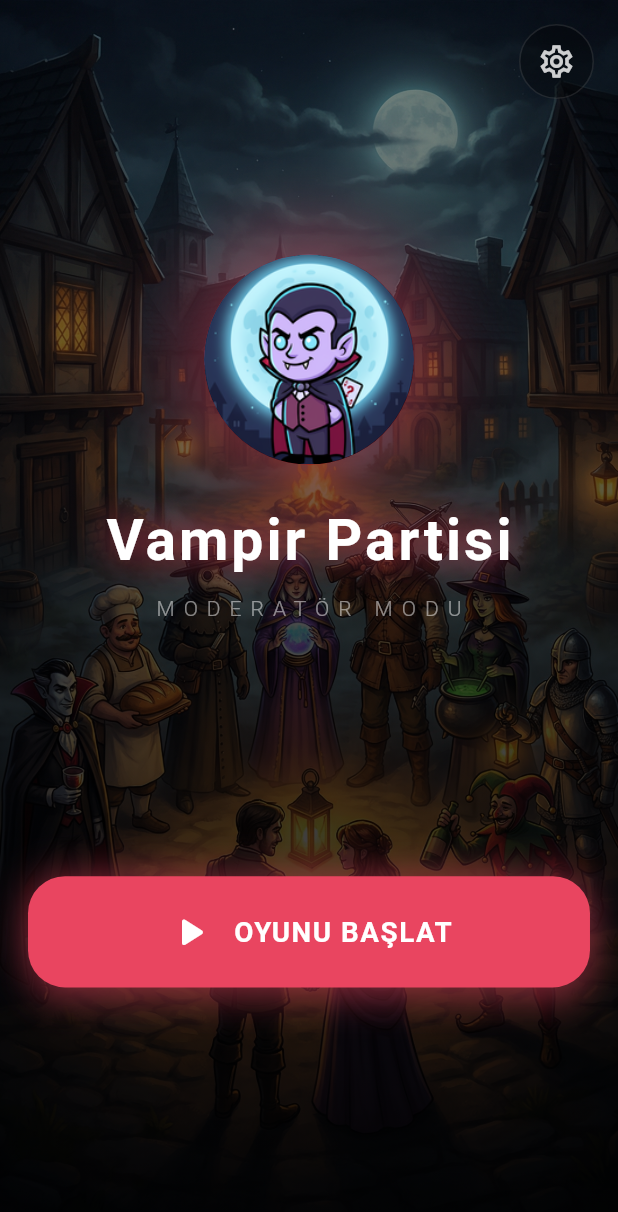
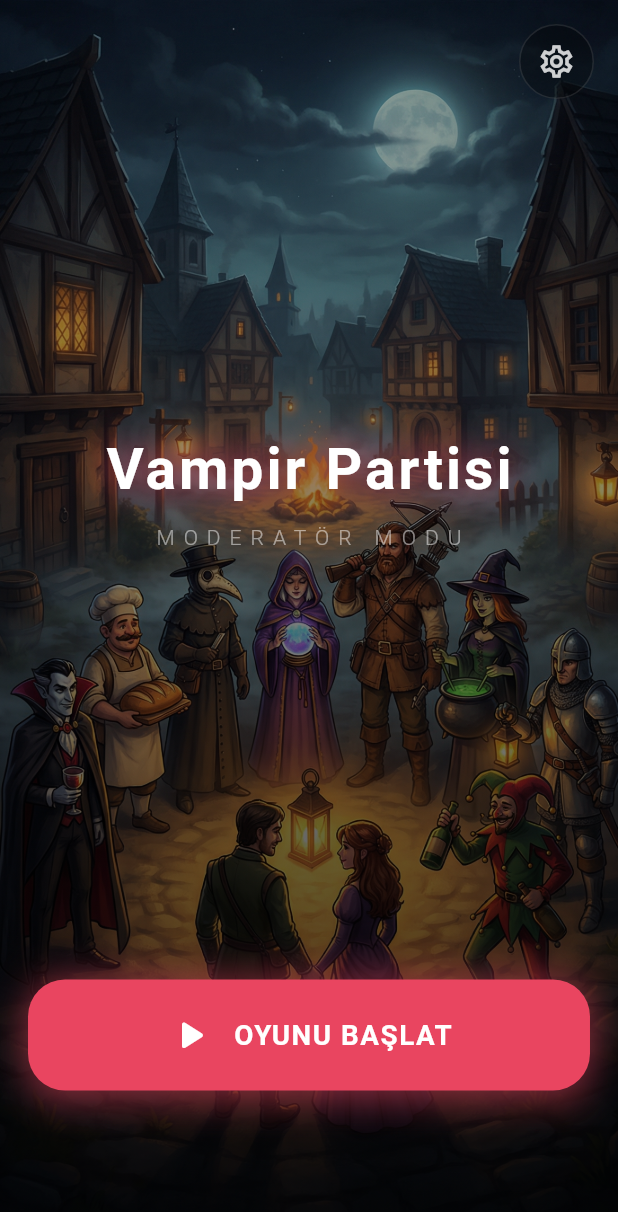
Before and after one commit to yalpyy/VampireandvillageApp, a Flutter app: the screen it shows after launch, after a tap on "KVKK Aydinlatma Metnini okudum ve anladi", after a tap on "Kullanim Kosullarini kabul ediyorum", after a tap on "KABUL ET VE DEVAM ET", on a phone screen of 412 x 824 dp. Shown: the top 1212 px of the screen. Run offline on Flutter 3.47's test engine with Material 3 defaults, Android fonts, the phone set to English and light mode, and no system bars; our stand-ins replace audioplayers, google_mobile_ads, in_app_purchase, shared_preferences; missing offline and left inert: app_tracking_transparency; network calls fail.

Commit message:
Redesign home screen to match screenshot and fix dart:io compile error
- Remove circular logo from home screen, keep background + title + button only
- Fix dart:io import that causes web compilation failure
- Extract ATT logic into platform-safe att_helper with conditional imports
- Simplify home screen layout: background image, title, subtitle, start button
- Reduce overlay opacity for better background visibility

https://claude.ai/code/session_019ubw1EShz7AqyusW9tZzUG

```diff
--- a/lib/main.dart
+++ b/lib/main.dart
@@ -1,25 +1,18 @@
-import 'dart:io';
 import 'package:flutter/foundation.dart' show kIsWeb;
 import 'package:flutter/material.dart';
 import 'package:provider/provider.dart';
 import 'package:shared_preferences/shared_preferences.dart';
-import 'package:app_tracking_transparency/app_tracking_transparency.dart';
 import 'providers/game_provider.dart';
 import 'services/services.dart';
 import 'screens/screens.dart';
 import 'utils/app_theme.dart';
+import 'utils/att_helper.dart';
 
 void main() async {
   WidgetsFlutterBinding.ensureInitialized();
 
   // iOS 14+ ATT izni iste (reklamlardan ONCE)
-  if (!kIsWeb && Platform.isIOS) {
-    final status = await AppTrackingTransparency.trackingAuthorizationStatus;
-    if (status == TrackingStatus.notDetermined) {
-      await Future.delayed(const Duration(seconds: 1));
-      await AppTrackingTransparency.requestTrackingAuthorization();
-    }
-  }
+  await AttHelper.requestTrackingIfNeeded();
 
   // Initialize services
   try {
--- a/lib/screens/home_screen.dart
+++ b/lib/screens/home_screen.dart
@@ -16,7 +16,6 @@ class _HomeScreenState extends State<HomeScreen>
     with SingleTickerProviderStateMixin {
   late AnimationController _pulseController;
   late Animation<double> _pulseAnimation;
-  late Animation<double> _glowAnimation;
 
   @override
   void initState() {
@@ -27,10 +26,6 @@ class _HomeScreenState extends State<HomeScreen>
     )..repeat(reverse: true);
 
     _pulseAnimation = Tween<double>(begin: 1.0, end: 1.05).animate(
-      CurvedAnimation(parent: _pulseController, curve: Curves.easeInOut),
-    );
-
-    _glowAnimation = Tween<double>(begin: 0.3, end: 0.6).animate(
       CurvedAnimation(parent: _pulseController, curve: Curves.easeInOut),
     );
   }
@@ -59,9 +54,9 @@ class _HomeScreenState extends State<HomeScreen>
                 begin: Alignment.topCenter,
                 end: Alignment.bottomCenter,
                 colors: [
-                  Colors.black.withOpacity(0.4),
-                  Colors.black.withOpacity(0.7),
-                  Colors.black.withOpacity(0.85),
+                  Colors.black.withOpacity(0.3),
+                  Colors.black.withOpacity(0.5),
+                  Colors.black.withOpacity(0.75),
                 ],
                 stops: const [0.0, 0.5, 1.0],
               ),
@@ -79,10 +74,7 @@ class _HomeScreenState extends State<HomeScreen>
               padding: const EdgeInsets.symmetric(horizontal: AppTheme.spacingXl),
               child: Column(
                 children: [
-                  const Spacer(flex: 2),
-                  // Logo
-                  _buildLogo(),
-                  const SizedBox(height: AppTheme.spacingXl),
+                  const Spacer(flex: 3),
                   // Title
                   Text(
                     l.appTitle,
@@ -109,13 +101,13 @@ class _HomeScreenState extends State<HomeScreen>
                       fontWeight: FontWeight.w300,
                     ),
                   ),
-                  const Spacer(flex: 2),
+                  const Spacer(flex: 3),
                   // Start button
                   _buildStartButton(gameProvider),
                   const SizedBox(height: AppTheme.spacingXxl),
-                  const Spacer(),
                   // Banner Ad
                   if (gameProvider.adsEnabled) const AdBannerWidget(),
+                  const SizedBox(height: AppTheme.spacingMd),
                 ],
               ),
             ),
@@ -130,7 +122,6 @@ class _HomeScreenState extends State<HomeScreen>
       'assets/images/home_background.png',
       fit: BoxFit.cover,
       errorBuilder: (context, error, stackTrace) {
-        // Fallback gradient if image not found
         return Container(
           decoration: const BoxDecoration(
             gradient: LinearGradient(
@@ -161,46 +152,6 @@ class _HomeScreenState extends State<HomeScreen>
         color: Colors.white.withOpacity(0.8),
         iconSize: 26,
       ),
-    );
-  }
-
-  Widget _buildLogo() {
-    return AnimatedBuilder(
-      animation: _glowAnimation,
-      builder: (context, child) {
-        return Container(
-          width: 140,
-          height: 140,
-          decoration: BoxDecoration(
-            shape: BoxShape.circle,
-            gradient: const LinearGradient(
-              colors: [AppTheme.primaryRed, Color(0xFF8B0000)],
-              begin: Alignment.topLeft,
-              end: Alignment.bottomRight,
-            ),
-            boxShadow: [
-              BoxShadow(
-                color: AppTheme.primaryRed.withOpacity(_glowAnimation.value),
-                blurRadius: 50,
-                spreadRadius: 15,
-              ),
-            ],
-          ),
-          child: ClipOval(
-            child: Image.asset(
-              'assets/images/app_icon.png',
-              width: 140,
-              height: 140,
-              fit: BoxFit.cover,
-              errorBuilder: (context, error, stackTrace) {
-                return const Center(
-                  child: Text('🧛', style: TextStyle(fontSize: 70)),
-                );
-              },
-            ),
-          ),
-        );
-      },
     );
   }
 
--- /dev/null
+++ b/lib/utils/att_helper.dart
@@ -0,0 +1,11 @@
+import 'package:flutter/foundation.dart' show kIsWeb;
+
+import 'att_helper_stub.dart'
+    if (dart.library.io) 'att_helper_mobile.dart' as att_impl;
+
+class AttHelper {
+  static Future<void> requestTrackingIfNeeded() async {
+    if (kIsWeb) return;
+    await att_impl.requestTracking();
+  }
+}
--- /dev/null
+++ b/lib/utils/att_helper_mobile.dart
@@ -0,0 +1,12 @@
+import 'dart:io';
+import 'package:app_tracking_transparency/app_tracking_transparency.dart';
+
+Future<void> requestTracking() async {
+  if (Platform.isIOS) {
+    final status = await AppTrackingTransparency.trackingAuthorizationStatus;
+    if (status == TrackingStatus.notDetermined) {
+      await Future.delayed(const Duration(seconds: 1));
+      await AppTrackingTransparency.requestTrackingAuthorization();
+    }
+  }
+}
--- /dev/null
+++ b/lib/utils/att_helper_stub.dart
@@ -0,0 +1,2 @@
+// Web/non-iOS stub - ATT not needed
+Future<void> requestTracking() async {}
```
